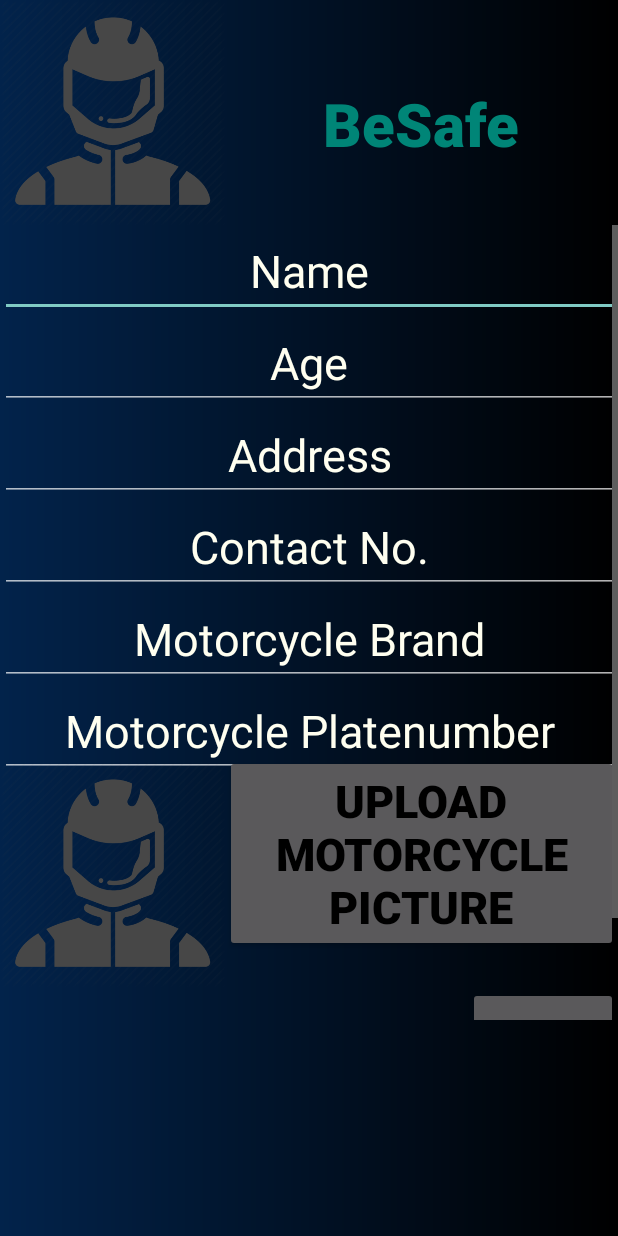
After one commit to dedsecgroup303/lakbay, an Android app: the Riderinfo screen opened directly, with no data from a screen before it, on a phone screen of 412 x 824 dp. The commit adds this screen. Run offline under Robolectric (Android 15) with nearby library versions, the phone set to English and light mode, and no system bars.

Commit message:
17/03/2020

```diff
--- a/app/build.gradle
+++ b/app/build.gradle
@@ -25,8 +25,10 @@ dependencies {
     implementation 'androidx.constraintlayout:constraintlayout:1.1.3'
     implementation 'com.google.android.gms:play-services-maps:16.1.0'
     implementation 'com.google.android.gms:play-services-location:16.0.0'
+    implementation 'pl.droidsonroids.gif:android-gif-drawable:1.2.19'
     testImplementation 'junit:junit:4.12'
     androidTestImplementation 'androidx.test.ext:junit:1.1.0'
     androidTestImplementation 'androidx.test.espresso:espresso-core:3.1.1'
 
+
 }
--- /dev/null
+++ b/app/src/main/java/com/example/besafeproject/Riderinfo.java
@@ -0,0 +1,36 @@
+package com.example.besafeproject;
+
+import androidx.annotation.NonNull;
+import androidx.annotation.Nullable;
+import androidx.appcompat.app.AppCompatActivity;
+import androidx.core.app.ActivityCompat;
+
+import android.Manifest;
+import android.content.Intent;
+import android.content.pm.PackageManager;
+import android.graphics.Bitmap;
+import android.graphics.BitmapFactory;
+import android.graphics.drawable.BitmapDrawable;
+import android.net.Uri;
+import android.os.Bundle;
+import android.view.View;
+import android.widget.Button;
+import android.widget.EditText;
+import android.widget.ImageView;
+import android.widget.Toast;
+
+import com.google.android.gms.maps.model.BitmapDescriptorFactory;
+
+import java.io.ByteArrayOutputStream;
+import java.io.FileNotFoundException;
+import java.io.InputStream;
+
+public class Riderinfo extends AppCompatActivity {
+
+
+    @Override
+    protected void onCreate(Bundle savedInstanceState) {
+        super.onCreate(savedInstanceState);
+        setContentView(R.layout.activity_riderinfo);
+    }
+}
--- a/app/src/main/java/com/example/besafeproject/login.java
+++ b/app/src/main/java/com/example/besafeproject/login.java
@@ -4,6 +4,7 @@ import androidx.appcompat.app.AppCompatActivity;
 
 import android.content.Intent;
 import android.os.Bundle;
+import android.os.Process;
 import android.view.View;
 import android.widget.Button;
 import android.widget.EditText;
@@ -105,4 +106,9 @@ public class login extends AppCompatActivity {
 
 
     }
+
+    protected void onDestroy() {
+        Process.killProcess(Process.myPid());
+        super.onDestroy();
+    }
 }
--- /dev/null
+++ b/app/src/main/res/drawable/riderinfobackground.xml
@@ -0,0 +1,4 @@
+<?xml version="1.0" encoding="utf-8"?>
+<shape xmlns:android="http://schemas.android.com/apk/res/android" android:shape="rectangle">
+    <gradient android:startColor="@color/blue" android:endColor="@color/black"/>
+</shape>
--- /dev/null
+++ b/app/src/main/res/layout/activity_riderinfo.xml
@@ -0,0 +1,179 @@
+<?xml version="1.0" encoding="utf-8"?>
+<LinearLayout xmlns:android="http://schemas.android.com/apk/res/android"
+    xmlns:app="http://schemas.android.com/apk/res-auto"
+    xmlns:tools="http://schemas.android.com/tools"
+    android:layout_width="match_parent"
+    android:layout_height="match_parent"
+    tools:context=".Riderinfo"
+    android:orientation="vertical"
+    android:background="@drawable/riderinfobackground">
+
+
+    <LinearLayout
+        android:layout_width="match_parent"
+        android:layout_height="wrap_content"
+        android:orientation="horizontal">
+
+        <ImageView
+            android:layout_width="150dp"
+            android:layout_height="150dp"
+            android:src="@drawable/rider"
+            android:backgroundTint="@color/white"/>
+        <LinearLayout
+            android:layout_width="match_parent"
+            android:layout_height="wrap_content"
+            android:orientation="vertical"
+            android:layout_marginTop="35dp">
+
+            <TextView
+
+                android:layout_width="match_parent"
+                android:layout_height="wrap_content"
+                android:text="BeSafe"
+                android:gravity="center"
+                android:textSize="40sp"
+                android:fontFamily="sans-serif-black"
+                android:textStyle="bold"
+                android:textColor="@color/colorPrimary"
+                android:layout_marginTop="20sp"/>
+
+
+
+        </LinearLayout>
+
+
+
+    </LinearLayout>
+
+    <ScrollView
+        android:layout_width="match_parent"
+        android:layout_height="530dp">
+
+        <LinearLayout
+            android:layout_width="match_parent"
+            android:layout_height="wrap_content"
+            android:orientation="vertical">
+
+            <EditText
+                android:id="@+id/name"
+                android:layout_width="match_parent"
+                android:layout_height="wrap_content"
+                android:hint="Name"
+                android:textAlignment="center"
+                android:textColor="@color/white"
+                android:textColorHint="@color/white"
+                android:textSize="30sp" />
+
+            <EditText
+                android:id="@+id/age"
+                android:layout_width="match_parent"
+                android:layout_height="wrap_content"
+                android:hint="Age"
+                android:textAlignment="center"
+                android:textColor="@color/white"
+                android:textColorHint="@color/white"
+                android:textSize="30sp" />
+
+            <EditText
+                android:id="@+id/address"
+                android:layout_width="match_parent"
+                android:layout_height="wrap_content"
+                android:hint="Address"
+                android:textAlignment="center"
+                android:textColor="@color/white"
+                android:textColorHint="@color/white"
+                android:textSize="30sp" />
+
+            <EditText
+                android:id="@+id/contactnumber"
+                android:layout_width="match_parent"
+                android:layout_height="wrap_content"
+                android:hint="Contact No."
+                android:textAlignment="center"
+                android:textColor="@color/white"
+                android:textColorHint="@color/white"
+                android:textSize="30sp" />
+
+            <EditText
+                android:id="@+id/motorcyclebrandy"
+                android:layout_width="match_parent"
+                android:layout_height="wrap_content"
+                android:hint="Motorcycle Brand"
+                android:textAlignment="center"
+                android:textColor="@color/white"
+                android:textColorHint="@color/white"
+                android:textSize="30sp" />
+
+            <EditText
+                android:id="@+id/motorcycleplate"
+                android:layout_width="match_parent"
+                android:layout_height="wrap_content"
+                android:hint="Motorcycle Platenumber"
+                android:textAlignment="center"
+                android:textColor="@color/white"
+                android:textColorHint="@color/white"
+                android:textSize="30sp" />
+
+
+
+            <LinearLayout
+                android:layout_width="match_parent"
+                android:layout_height="wrap_content"
+                android:orientation="horizontal"
+                android:layout_marginTop="-50dp">
+
+                <ImageView
+                    android:id="@+id/imgrider"
+                    android:layout_width="150dp"
+                    android:layout_height="150dp"
+                    android:backgroundTint="@color/white"
+                    android:src="@drawable/rider"
+                    android:layout_marginTop="40dp"/>
+                <LinearLayout
+                    android:layout_width="match_parent"
+                    android:layout_height="wrap_content"
+                    android:orientation="vertical"
+                    android:layout_marginTop="35dp">
+
+                    <Button
+
+                        android:id="@+id/btnriderpicture"
+                        android:layout_width="match_parent"
+                        android:layout_height="wrap_content"
+                        android:fontFamily="sans-serif-black"
+                        android:gravity="center"
+                        android:text="upload Motorcycle picture"
+                        android:textColor="@color/black"
+                        android:textSize="30sp" />
+
+
+
+                </LinearLayout>
+
+
+
+            </LinearLayout>
+
+
+            <Button
+                android:id="@+id/btnsubmit"
+                android:layout_width="100dp"
+                android:layout_height="100dp"
+                android:layout_gravity="right" />
+
+
+
+
+
+        </LinearLayout>
+
+
+
+
+
+
+    </ScrollView>
+
+
+
+</LinearLayout>
--- a/build.gradle
+++ b/build.gradle
@@ -4,6 +4,7 @@ buildscript {
     repositories {
         google()
         jcenter()
+        mavenCentral()
 
 
     }
@@ -19,6 +20,7 @@ allprojects {
     repositories {
         google()
         jcenter()
+        mavenCentral()
 
     }
 }
```
Also changed, not shown: app/src/main/AndroidManifest.xml (+17 -4 lines), app/src/main/java/com/example/besafeproject/Mapa.java (+2 -9 lines), app/src/main/java/com/example/besafeproject/mainmenu.java (+41 -0 lines), app/src/main/java/com/example/besafeproject/sensortest.java (added, +70 -0 lines), app/src/main/res/layout/activity_mainmenu.xml (+5 -3 lines), app/src/main/res/layout/activity_sensortest.xml (added, +16 -0 lines), app/src/main/res/drawable/phonne.gif (added), 376 other files.
